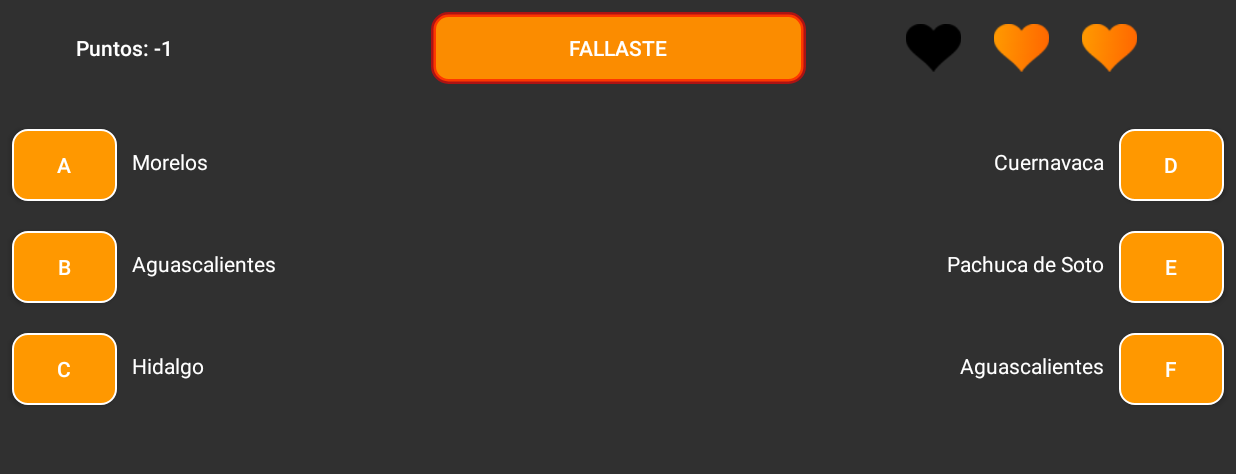
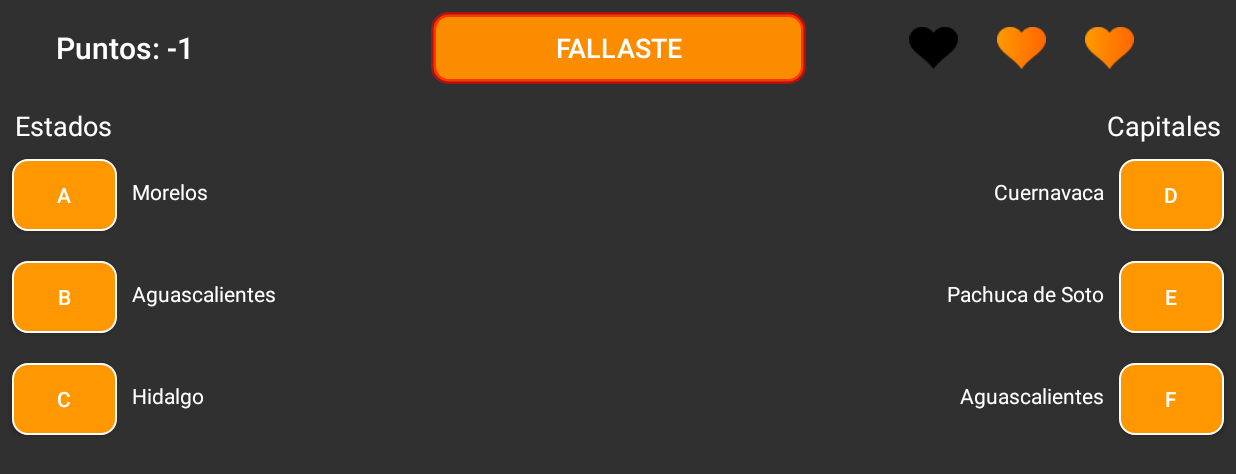
Before and after one commit to DavidGomezD/tuGeoApp, an Android app: the juego screen opened directly, with no data from a screen before it, after a tap on an icon or button, on a phone screen of 824 x 412 dp (held sideways). Shown: the top 474 px of the screen. Run offline under Robolectric (Android 15) with nearby library versions, the phone set to English and light mode, and no system bars; our stand-ins replace AdMob; 1 other tap on this screen came first.

Commit message:
beta 2.1.2

```diff
--- a/app/src/main/AndroidManifest.xml
+++ b/app/src/main/AndroidManifest.xml
@@ -20,8 +20,9 @@
             android:screenOrientation="landscape" />
         <activity
             android:name=".SegundaActividad"
-            android:screenOrientation="landscape" /> <!-- Sample AdMob App ID: ca-app-pub-3940256099942544~3347511713 -->
+            android:screenOrientation="landscape" />
 
+        <!-- Sample AdMob App ID: ca-app-pub-3940256099942544~3347511713 -->
         <!-- Mi id:ca-app-pub-8753253937552761~7208639782 -->
         <meta-data
             android:name="com.google.android.gms.ads.APPLICATION_ID"
--- a/app/src/main/java/com/davidgd/davidgd/tugeografia/juego.java
+++ b/app/src/main/java/com/davidgd/davidgd/tugeografia/juego.java
@@ -7,24 +7,27 @@ import android.database.sqlite.SQLiteDatabase;
 import android.media.MediaPlayer;
 import android.os.Bundle;
 import android.os.SystemClock;
+import android.util.Log;
 import android.view.View;
 import android.view.Window;
 import android.view.WindowManager;
 import android.widget.Button;
 import android.widget.ImageView;
 import android.widget.TextView;
-
 import com.google.android.gms.ads.AdRequest;
 import com.google.android.gms.ads.AdView;
+import com.google.android.gms.ads.InterstitialAd;
 import com.google.android.gms.ads.MobileAds;
 import com.google.android.gms.ads.initialization.InitializationStatus;
 import com.google.android.gms.ads.initialization.OnInitializationCompleteListener;
-
 import com.davidgd.davidgd.tugeografia.utilidades.Utilidades;
-
 import java.util.Random;
 
+
 public class juego extends AppCompatActivity {
+
+    //Anuncio pantalla completa
+    private InterstitialAd mInterstitialAd;
 
     //Evita el doble clic
     private long mLastClickTime = 0;
@@ -72,6 +75,18 @@ public class juego extends AppCompatActivity {
         getWindow().setFlags(WindowManager.LayoutParams.FLAG_FULLSCREEN, WindowManager.LayoutParams.FLAG_FULLSCREEN);
 
         setContentView(R.layout.activity_juego);
+
+        //Anuncio Interstitial
+        MobileAds.initialize(this, new OnInitializationCompleteListener() {
+            @Override
+            public void onInitializationComplete(InitializationStatus initializationStatus) {
+            }
+        });
+        mInterstitialAd = new InterstitialAd(this);
+        //Anuncio de prueba ca-app-pub-3940256099942544/1033173712
+        mInterstitialAd.setAdUnitId("ca-app-pub-3940256099942544/1033173712");
+        mInterstitialAd.loadAd(new AdRequest.Builder().build());
+
 
         //Codigo de anuncio
         MobileAds.initialize(this, new OnInitializationCompleteListener() {
@@ -565,11 +580,18 @@ public class juego extends AppCompatActivity {
 
             registrarUsuariosSQL();
 
+            //Cambia al siguiente activity
             Intent i = new Intent(this, SegundaActividad.class);
             i.putExtra("MandarPuntos", Puntos.toString());
             startActivity(i);
             //termina la actividad para que no se pueda regresar
             finish();
+
+            //Inicia el anuncio
+            if (mInterstitialAd.isLoaded()) {
+                //ejecuta el anuncio cargado
+                mInterstitialAd.show();
+            }
         }
     }
     //Cambia el color de los botones a anaranjado
--- a/app/src/main/res/layout/activity_datos_estados.xml
+++ b/app/src/main/res/layout/activity_datos_estados.xml
@@ -410,7 +410,7 @@
                 app:adSize="BANNER"
                 android:layout_margin="10dp"
                 android:layout_gravity="center"
-                app:adUnitId="ca-app-pub-8753253937552761/7638960529"
+                app:adUnitId="@string/bannerPrueba"
                 app:layout_constraintBottom_toBottomOf="parent"
                 app:layout_constraintEnd_toEndOf="parent"
                 app:layout_constraintHorizontal_bias="0.5"
--- a/app/src/main/res/layout/activity_juego.xml
+++ b/app/src/main/res/layout/activity_juego.xml
@@ -9,7 +9,7 @@
     <ImageView
         android:id="@+id/imageCora2"
         android:layout_width="43dp"
-        android:layout_height="32dp"
+        android:layout_height="28dp"
         app:layout_constraintBottom_toBottomOf="@+id/textView9"
         app:layout_constraintEnd_toEndOf="parent"
         app:layout_constraintHorizontal_bias="0.5"
@@ -20,9 +20,18 @@
     <ImageView
         android:id="@+id/imageCora1"
         android:layout_width="43dp"
-        android:layout_height="32dp"
+        android:layout_height="28dp"
         android:layout_marginEnd="15dp"
         app:layout_constraintEnd_toStartOf="@+id/imageCora2"
+        app:layout_constraintTop_toTopOf="@+id/imageCora2"
+        app:srcCompat="@drawable/corazon" />
+
+    <ImageView
+        android:id="@+id/imageCora3"
+        android:layout_width="43dp"
+        android:layout_height="28dp"
+        android:layout_marginStart="15dp"
+        app:layout_constraintStart_toEndOf="@+id/imageCora2"
         app:layout_constraintTop_toTopOf="@+id/imageCora2"
         app:srcCompat="@drawable/corazon" />
 
@@ -31,7 +40,7 @@
         android:layout_width="70dp"
         android:layout_height="wrap_content"
         android:layout_marginStart="8dp"
-        android:layout_marginTop="30dp"
+        android:layout_marginTop="50dp"
         android:background="@drawable/btn_redondo"
         android:text="A"
         app:layout_constraintStart_toStartOf="parent"
@@ -63,7 +72,7 @@
         android:id="@+id/button16"
         android:layout_width="70dp"
         android:layout_height="wrap_content"
-        android:layout_marginTop="30dp"
+        android:layout_marginTop="50dp"
         android:layout_marginEnd="8dp"
         android:background="@drawable/btn_redondo"
         android:text="D"
@@ -99,6 +108,7 @@
         android:layout_marginTop="8dp"
         android:background="@drawable/btn_redondo"
         android:text="Relaciona las columnas"
+        android:textSize="18dp"
         android:textColor="#fff"
         app:layout_constraintEnd_toEndOf="parent"
         app:layout_constraintHorizontal_bias="0.5"
@@ -199,6 +209,7 @@
         android:layout_marginTop="8dp"
         android:background="@drawable/sin_fondo"
         android:text="Puntos: 0"
+        android:textSize="20dp"
         android:textAllCaps="false"
         android:textColor="#fff"
         app:layout_constraintStart_toStartOf="parent"
@@ -211,19 +222,35 @@
         android:layout_alignParentBottom="true"
         android:layout_centerHorizontal="true"
         app:adSize="BANNER"
-        app:adUnitId="ca-app-pub-8753253937552761/9998704014"
+        app:adUnitId="@string/bannerPrueba"
         app:layout_constraintBottom_toBottomOf="parent"
         app:layout_constraintEnd_toEndOf="parent"
         app:layout_constraintHorizontal_bias="0.5"
         app:layout_constraintStart_toStartOf="parent"></com.google.android.gms.ads.AdView>
 
-    <ImageView
-        android:id="@+id/imageCora3"
-        android:layout_width="43dp"
-        android:layout_height="32dp"
-        android:layout_marginStart="15dp"
-        app:layout_constraintStart_toEndOf="@+id/imageCora2"
-        app:layout_constraintTop_toTopOf="@+id/imageCora2"
-        app:srcCompat="@drawable/corazon" />
+    <TextView
+        android:id="@+id/textView11"
+        android:layout_width="wrap_content"
+        android:layout_height="wrap_content"
+        android:text="@string/Estados"
+        android:textSize="18dp"
+        android:textColor="@color/blanco"
+        android:layout_marginStart="10dp"
+        android:layout_marginBottom="10dp"
+        app:layout_constraintBottom_toTopOf="@+id/button13"
+        app:layout_constraintStart_toStartOf="parent" />
+
+    <TextView
+        android:id="@+id/textView13"
+        android:layout_width="wrap_content"
+        android:layout_height="wrap_content"
+        android:layout_marginEnd="10dp"
+        android:layout_marginBottom="10dp"
+        android:text="@string/Capitales"
+        android:textColor="@color/blanco"
+        android:textSize="18dp"
+        app:layout_constraintBottom_toTopOf="@+id/button16"
+        app:layout_constraintEnd_toEndOf="parent" />
+
 
 </androidx.constraintlayout.widget.ConstraintLayout>
--- a/app/src/main/res/layout/activity_main.xml
+++ b/app/src/main/res/layout/activity_main.xml
@@ -66,7 +66,7 @@
         android:layout_alignParentBottom="true"
         android:layout_centerHorizontal="true"
         app:adSize="BANNER"
-        app:adUnitId="ca-app-pub-8753253937552761/9985672900"
+        app:adUnitId="@string/bannerPrueba"
         app:layout_constraintBottom_toBottomOf="parent"
         app:layout_constraintEnd_toEndOf="parent"
         app:layout_constraintHorizontal_bias="0.5"
--- a/app/src/main/res/values/colors.xml
+++ b/app/src/main/res/values/colors.xml
@@ -3,4 +3,6 @@
     <color name="colorPrimary">#ff9800</color>
     <color name="colorPrimaryDark">#c66900</color>
     <color name="colorAccent">#D81B60</color>
+
+    <color name="blanco">#fff</color>
 </resources>
--- a/app/src/main/res/values/strings.xml
+++ b/app/src/main/res/values/strings.xml
@@ -1,8 +1,21 @@
 <resources>
     <string name="app_name">Tu Geografía, Estados y Capitales de México</string>
 
+    <!--Anuncios de prueba-->
+    <string name="bannerPrueba">ca-app-pub-3940256099942544/6300978111</string>
+    <string name="intersticialPrueba">ca-app-pub-3940256099942544/1033173712</string>
+
+    <!--Anuncios para produccion-->
+    <string name="bannerInicial">ca-app-pub-8753253937552761/9985672900</string>
+    <string name="bannerJuego">ca-app-pub-8753253937552761/9998704014</string>
+    <string name="bannerMapa">ca-app-pub-8753253937552761/7638960529</string>
+    <string name="intersticialJuegoFinal">ca-app-pub-8753253937552761/6268417968</string>
+
+    <!--Palabras repetidas en la app-->
     <string name="Estado">Estado</string>
     <string name="Capital">Capital</string>
+    <string name="Estados">Estados</string>
+    <string name="Capitales">Capitales</string>
 
     <!--Nombres de los estados-->
     <string name="e0">Aguascalientes</string>
```
Also changed, not shown: app/src/main/java/com/davidgd/davidgd/tugeografia/SegundaActividad.java (+1 -18 lines).
